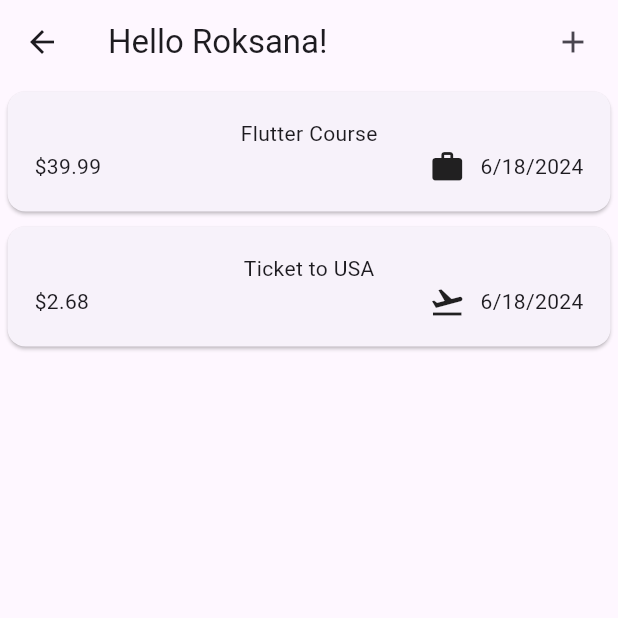
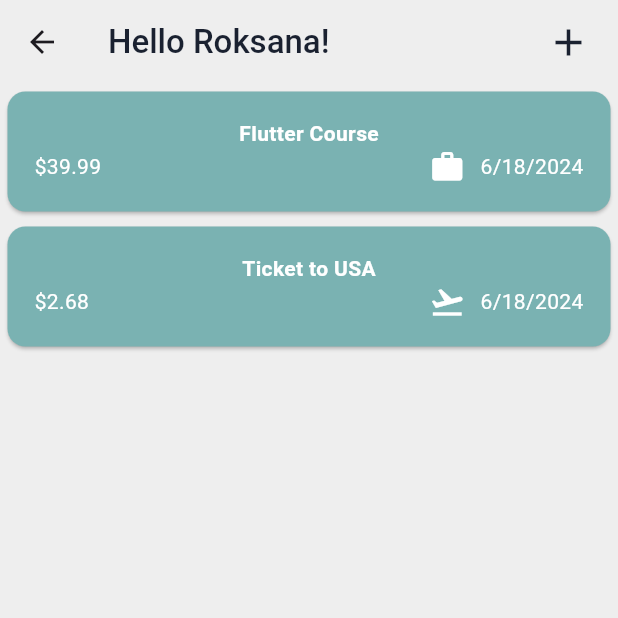
Before and after one commit to tloxiu/expense_tracker_app, a Flutter app: the screen it shows after launch, after a tap on the "arrow forward ios" icon, on a phone screen of 412 x 824 dp, the top half of it. Run offline on Flutter 3.47's test engine with Material 3 defaults, Android fonts, the phone set to English and light mode, and no system bars; our stand-ins replace google_fonts.

Commit message:
Styled widgets a little bit

```diff
--- a/lib/components/expenses_item.dart
+++ b/lib/components/expenses_item.dart
@@ -9,24 +9,34 @@ class ExpensesItem extends StatelessWidget {
   @override
   Widget build(BuildContext context) {
     return Card(
+      color: const Color.fromARGB(255, 122, 178, 178),
       margin: const EdgeInsets.all(5),
       child: Padding(
         padding: const EdgeInsets.all(18),
         child: Column(
           children: [
-            Text(expense.title),
+            Text(
+              expense.title,
+              style: const TextStyle(
+                  color: Colors.white, fontWeight: FontWeight.bold),
+            ),
             Row(
               mainAxisAlignment: MainAxisAlignment.spaceBetween,
               children: [
                 Text(
                   '\$${expense.amount.toStringAsFixed(2)}',
+                  style: const TextStyle(color: Colors.white),
                 ),
                 Row(
                   children: [
-                    Icon(categoryIcons[expense.category]),
+                    Icon(
+                      categoryIcons[expense.category],
+                      color: Colors.white,
+                    ),
                     const SizedBox(width: 10),
                     Text(
                       expense.formatDate(),
+                      style: const TextStyle(color: Colors.white),
                     ),
                   ],
                 ),
--- a/lib/components/expenses_list.dart
+++ b/lib/components/expenses_list.dart
@@ -3,15 +3,25 @@ import 'package:flutter/material.dart';
 import 'package:expense_tracker_app/models/expenses_model.dart';
 
 class ExpensesList extends StatelessWidget {
-  const ExpensesList({super.key, required this.expenses});
+  const ExpensesList(
+      {super.key, required this.expenses, required this.onDeleteExpense});
 
   final List<ExpensesModel> expenses;
+  final void Function(ExpensesModel expense) onDeleteExpense;
 
   @override
   Widget build(BuildContext context) {
     return ListView.builder(
       itemCount: expenses.length,
-      itemBuilder: (context, index) => ExpensesItem(expenses[index]),
+      itemBuilder: (context, index) => Dismissible(
+        onDismissed: (direction) {
+          onDeleteExpense(
+            expenses[index],
+          );
+        },
+        key: ValueKey(expenses[index]),
+        child: ExpensesItem(expenses[index]),
+      ),
     );
   }
 }
--- a/lib/screens/expenses_page.dart
+++ b/lib/screens/expenses_page.dart
@@ -12,35 +12,58 @@ class ExpensesPage extends StatefulWidget {
 
 class _ExpensesPageState extends State<ExpensesPage> {
 
-  void saveExpense(ExpensesModel expense) {
+  void addExpense(ExpensesModel expense) {
     setState(() {
       registeredExpenses.add(expense);
+    });
+  }
+
+  void deleteExpense(ExpensesModel expense) {
+    setState(() {
+      registeredExpenses.remove(expense);
     });
   }
 
   @override
   Widget build(BuildContext context) {
     return Scaffold(
+      backgroundColor: const Color.fromARGB(255, 238, 238, 238),
       appBar: AppBar(
-        title: const Text("Hello Roksana!"),
+        backgroundColor: const Color.fromARGB(255, 238, 238, 238),
+        title: const Text(
+          "Hello Roksana!",
+          style: TextStyle(
+            fontWeight: FontWeight.w500,
+            color: Color.fromARGB(255, 26, 33, 48),
+          ),
+        ),
         actions: [
           IconButton(
             onPressed: () {
               showModalBottomSheet(
+                backgroundColor: const Color.fromARGB(255, 238, 238, 238),
+                isScrollControlled: true,
                 context: context,
                 builder: (ctx) => NewExpense(
-                  onAddExpense: saveExpense,
+                  onAddExpense: addExpense,
                 ),
               );
             },
             icon: const Padding(
               padding: EdgeInsets.only(right: 10),
-              child: Icon(Icons.add),
+              child: Icon(
+                Icons.add,
+                color: Color.fromARGB(255, 26, 33, 48),
+                size: 30,
+              ),
             ),
           ),
         ],
       ),
-      body: ExpensesList(expenses: registeredExpenses),
+      body: ExpensesList(
+        expenses: registeredExpenses,
+        onDeleteExpense: deleteExpense,
+      ),
     );
   }
 }
--- a/lib/screens/home_page.dart
+++ b/lib/screens/home_page.dart
@@ -8,28 +8,10 @@ class HomePage extends StatelessWidget {
   @override
   Widget build(BuildContext context) {
     return Scaffold(
+      backgroundColor: const Color.fromARGB(255, 238, 238, 238),
       body: Column(
         children: [
-          Stack(
-            children: [
-              Positioned(
-                child: Align(
-                  alignment: Alignment.topRight,
-                  child: Container(
-                    color: const Color.fromARGB(34, 187, 52, 208),
-                    width: 350,
-                    height: 410,
-                  ),
-                ),
-              ),
-              Positioned(
-                width: 430,
-                top: 30,
-                right: 5,
-                child: Image.asset('assets/home_page_logo.png'),
-              ),
-            ],
-          ),
+          Image.asset('assets/home_page_logo.png'),
           const SizedBox(
             height: 50,
           ),
@@ -39,7 +21,10 @@ class HomePage extends StatelessWidget {
             child: Text(
               'Get more from your Money',
               style: GoogleFonts.poppins(
-                  fontWeight: FontWeight.w900, fontSize: 60),
+                fontWeight: FontWeight.w900,
+                fontSize: 60,
+                color: const Color.fromARGB(255, 26, 33, 48),
+              ),
             ),
           ),
           Padding(
@@ -50,7 +35,7 @@ class HomePage extends StatelessWidget {
               width: 200,
               height: 70,
               decoration: BoxDecoration(
-                color: Colors.yellow[400],
+                color: const Color.fromARGB(255, 122, 178, 178),
                 borderRadius: BorderRadius.circular(100),
               ),
               child: IconButton(
@@ -65,6 +50,7 @@ class HomePage extends StatelessWidget {
                 icon: const Icon(
                   Icons.arrow_forward_ios,
                   size: 30,
+                  color: Colors.white,
                 ),
               ),
             ),
```
Also changed, not shown: lib/components/new_expense.dart (+34 -12 lines).
